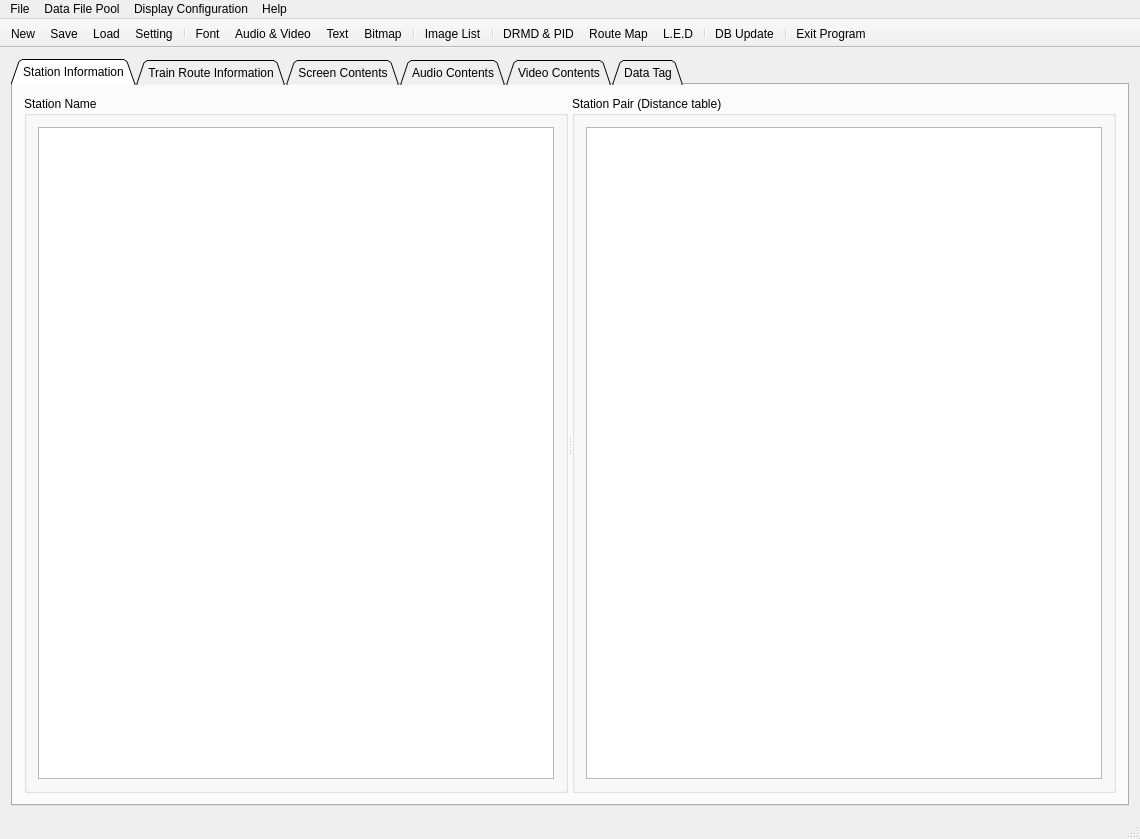
Before: the Qt Designer form kvmrt2_media_editor/kvmrt2_media_editor.ui in gyongchae/MediaEditor, drawn with Qt 5.
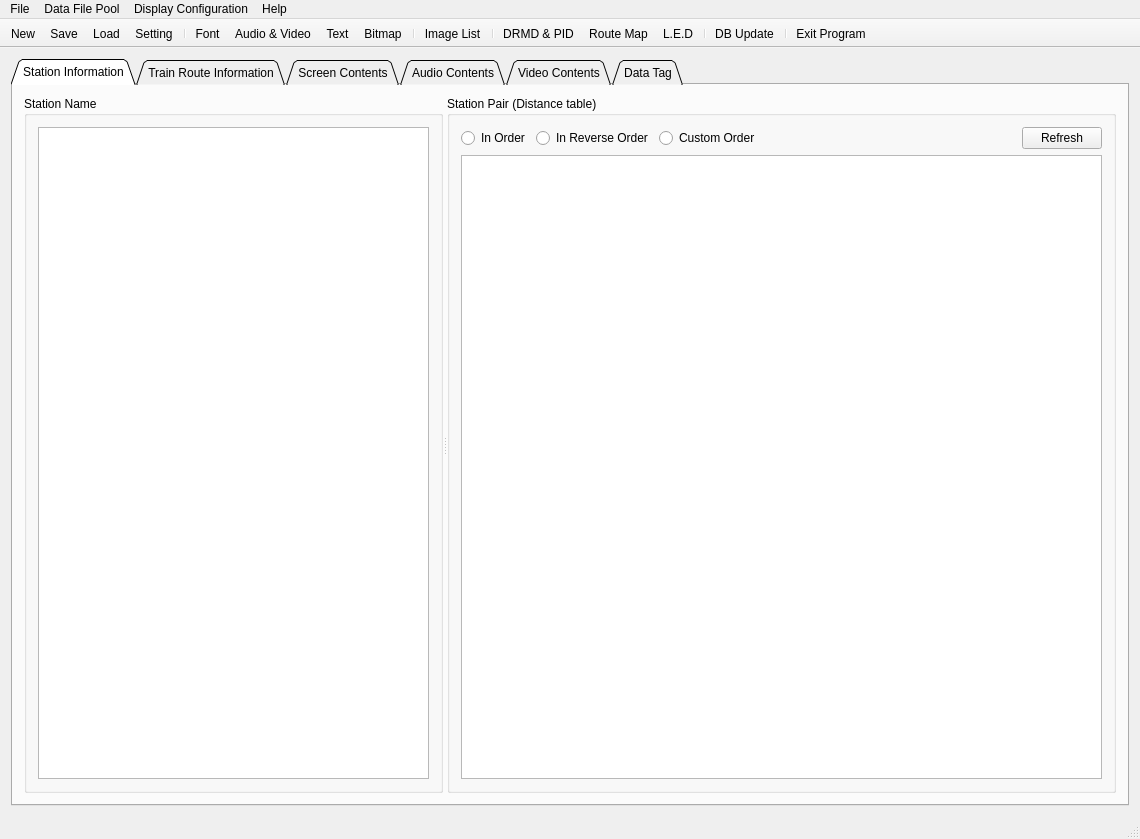
After: the same form once the commit is applied. The open tabs and pages were chosen to show the change. Icons and pictures are not drawn.

Patch:
```diff
--- a/kvmrt2_media_editor/kvmrt2_media_editor.ui
+++ b/kvmrt2_media_editor/kvmrt2_media_editor.ui
@@ -66,8 +66,53 @@
            <property name="title">
             <string>Station Pair (Distance table)</string>
            </property>
-           <layout class="QGridLayout" name="gridLayout_6">
-            <item row="0" column="0">
+           <layout class="QVBoxLayout" name="verticalLayout" stretch="0,1">
+            <item>
+             <layout class="QHBoxLayout" name="horizontalLayout">
+              <item>
+               <widget class="QRadioButton" name="rbInOrder">
+                <property name="text">
+                 <string>In Order</string>
+                </property>
+               </widget>
+              </item>
+              <item>
+               <widget class="QRadioButton" name="rbInReverseOrder">
+                <property name="text">
+                 <string>In Reverse Order</string>
+                </property>
+               </widget>
+              </item>
+              <item>
+               <widget class="QRadioButton" name="rbCustomOrder">
+                <property name="text">
+                 <string>Custom Order</string>
+                </property>
+               </widget>
+              </item>
+              <item>
+               <spacer name="horizontalSpacer">
+                <property name="orientation">
+                 <enum>Qt::Horizontal</enum>
+                </property>
+                <property name="sizeHint" stdset="0">
+                 <size>
+                  <width>40</width>
+                  <height>20</height>
+                 </size>
+                </property>
+               </spacer>
+              </item>
+              <item>
+               <widget class="QPushButton" name="btnRefreshDistanceTable">
+                <property name="text">
+                 <string>Refresh</string>
+                </property>
+               </widget>
+              </item>
+             </layout>
+            </item>
+            <item>
              <widget class="QTableView" name="m_tblStationDistance"/>
             </item>
            </layout>
```
Left out of the diff: 37 changed lines with no effect on the pictures.
